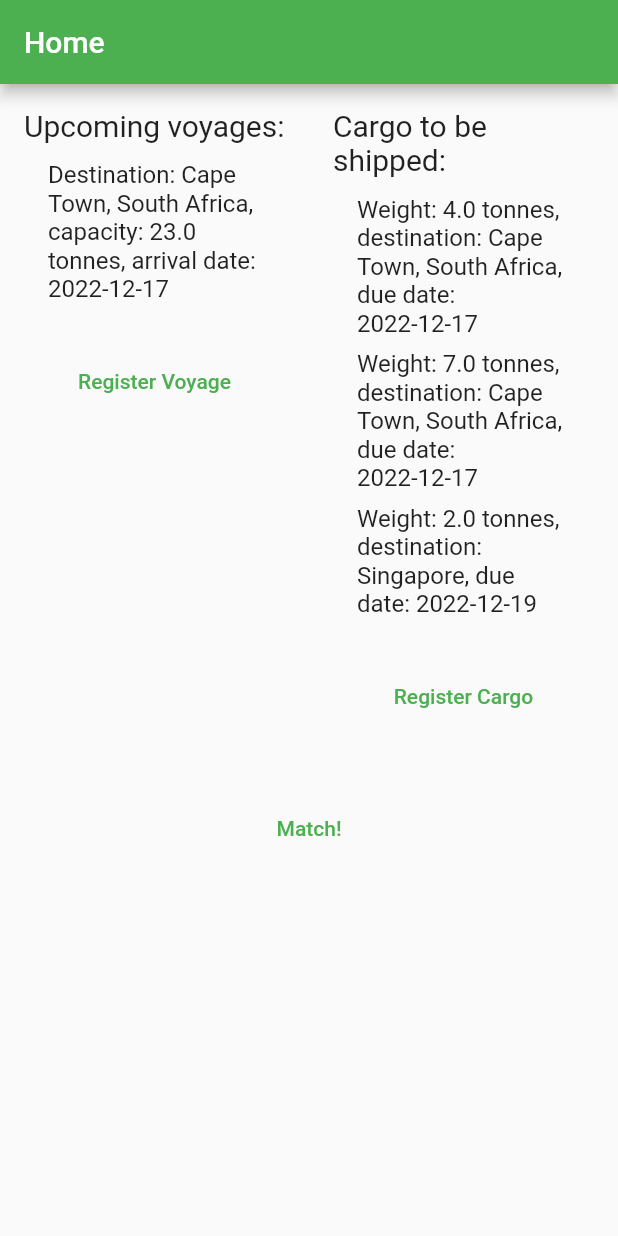
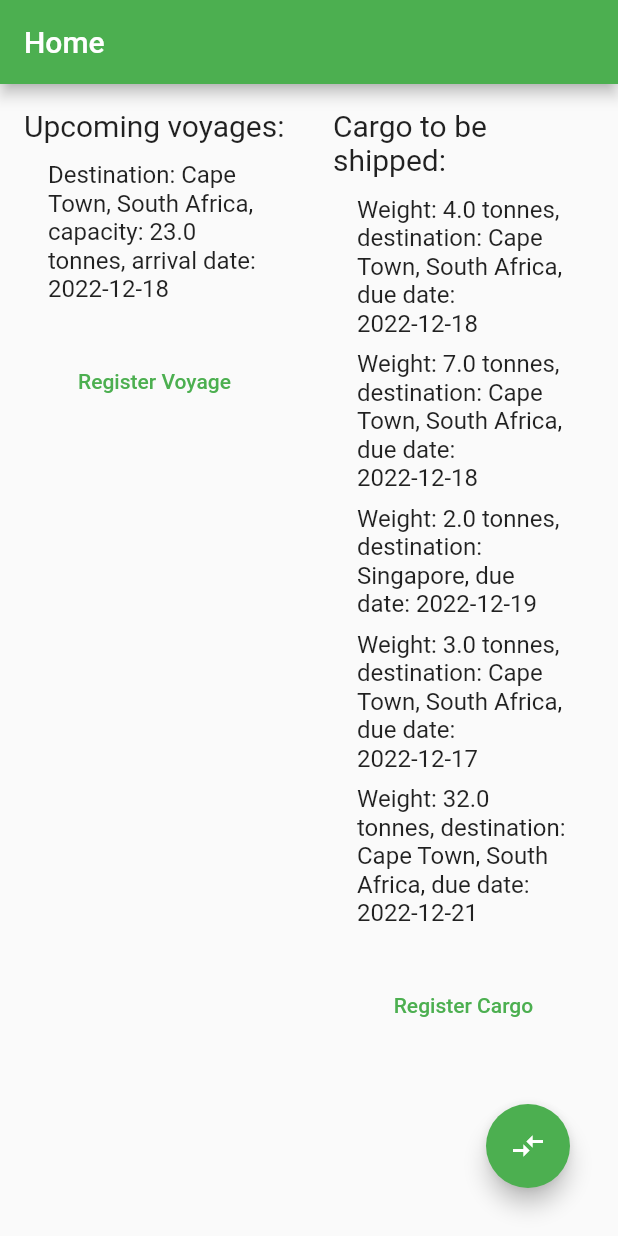
Before and after one commit to CameronMcClymont/Mercuria, a Flutter app: the screen it shows after launch, on a phone screen of 412 x 824 dp. Run offline on Flutter 3.47's test engine with Material 2 defaults, Android fonts, the phone set to English and light mode, and no system bars.

Commit message:
Change match button to FAB

```diff
--- a/lib/match_page.dart
+++ b/lib/match_page.dart
@@ -17,7 +17,7 @@ class MatchPage extends StatefulWidget {
 
 class _MatchPageState extends State<MatchPage> {
   int tempPage = 1;
-  bool matched = false;
+  bool matched = true;
 
   @override
   Widget build(BuildContext context) {
@@ -85,7 +85,7 @@ class _MatchPageState extends State<MatchPage> {
                         return MasonryGridView.count(
                           shrinkWrap: true,
                           itemCount: cargoList.length,
-                          crossAxisCount: 6,
+                          crossAxisCount: 4,
                           mainAxisSpacing: 4,
                           crossAxisSpacing: 4,
                           itemBuilder: (_, i) {
--- a/lib/pages/home.dart
+++ b/lib/pages/home.dart
@@ -13,11 +13,13 @@ class Home extends StatefulWidget {
 }
 
 class _HomeState extends State<Home> {
-  List<Voyage> voyageList = [Voyage('Hunter', 'Cape Town, South Africa', 23, null, DateTime.now())];
+  List<Voyage> voyageList = [Voyage('Hunter', 'Cape Town, South Africa', 23, null, DateTime.now().add(const Duration(days: 1)))];
   List<Cargo> cargoList = [
-    Cargo(4, 'Cape Town, South Africa', DateTime.now()),
-    Cargo(7, 'Cape Town, South Africa', DateTime.now()),
+    Cargo(4, 'Cape Town, South Africa', DateTime.now().add(const Duration(days: 1))),
+    Cargo(7, 'Cape Town, South Africa', DateTime.now().add(const Duration(days: 1))),
     Cargo(2, 'Singapore', DateTime.now().add(const Duration(days: 2))),
+    Cargo(3, 'Cape Town, South Africa', DateTime.now()),
+    Cargo(32, 'Cape Town, South Africa', DateTime.now().add(const Duration(days: 4))),
   ];
 
   void _onConfirmVoyage(Voyage voyage) {
@@ -64,20 +66,20 @@ class _HomeState extends State<Home> {
               ),
             ],
           ),
-          const SizedBox(height: 16),
-          TextButton(
+        ],
+      ),
+      floatingActionButton: Padding(
+        padding: const EdgeInsets.all(16),
+        child: FloatingActionButton(
           onPressed: () {
             Navigator.push(
               context,
               MaterialPageRoute(builder: (context) => MatchPage(voyageList: voyageList, cargoList: cargoList)),
             );
           },
-            child: const Padding(
-              padding: EdgeInsets.all(8),
-              child: Text('Match!'),
+          tooltip: 'Match',
+          child: const Icon(Icons.compare_arrows),
         ),
-          ),
-        ],
       ),
     );
   }
--- a/lib/widgets/vesselWidget.dart
+++ b/lib/widgets/vesselWidget.dart
@@ -27,7 +27,7 @@ class _VesselWidgetState extends State<VesselWidget> {
               widget.voyage.vesselName,
               style: const TextStyle(fontSize: 18),
             ),
-            const SizedBox(height: 4),
+            const SizedBox(height: 6),
             Row(
               children: [
                 const Icon(Icons.directions),
```
Lines whose indentation alone changed are shown as unchanged.
